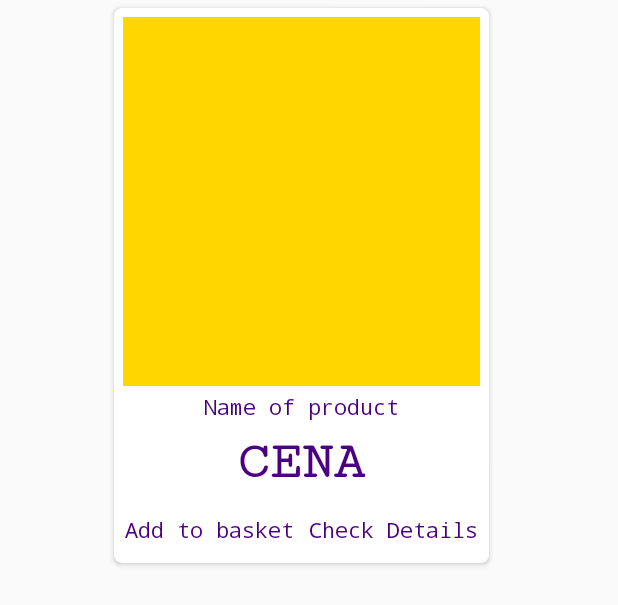
After one commit to Andrejpopof/thePlug, an Android app: the layout item_shop.xml on its own in the app's theme, with its tools: preview values and no code run, on a phone screen of 412 x 824 dp. The commit adds this screen. Shown: the top 605 px of the screen. Run offline under Robolectric (Android 15) with nearby library versions, the phone set to English and light mode, and no system bars.

Commit message:
Added CardView

```diff
--- a/app/build.gradle
+++ b/app/build.gradle
@@ -24,6 +24,8 @@ dependencies {
     implementation 'androidx.appcompat:appcompat:1.0.2'
     implementation 'androidx.constraintlayout:constraintlayout:1.1.3'
     implementation 'com.google.android.material:material:1.0.0'
+    implementation 'androidx.recyclerview:recyclerview:1.1.0'
+    implementation "androidx.cardview:cardview:1.0.0"
     testImplementation 'junit:junit:4.12'
     androidTestImplementation 'androidx.test.ext:junit:1.1.0'
     androidTestImplementation 'androidx.test.espresso:espresso-core:3.1.1'
--- a/app/src/main/java/com/example/theplug/Shop.java
+++ b/app/src/main/java/com/example/theplug/Shop.java
@@ -4,6 +4,8 @@ import androidx.appcompat.app.AppCompatActivity;
 
 import android.content.Intent;
 import android.os.Bundle;
+
+import java.util.ArrayList;
 
 public class Shop extends AppCompatActivity {
 
@@ -14,5 +16,8 @@ public class Shop extends AppCompatActivity {
         Intent intent=getIntent();
         intent.getStringExtra("kluc");
 
+        ArrayList<ItemShop> lista= new ArrayList<>();
+        lista.add(new ItemShop(R.drawable.nike_react_wmns,"8600 MKD","Nike React"));
+
     }
 }
--- /dev/null
+++ b/app/src/main/res/layout/item_shop.xml
@@ -0,0 +1,73 @@
+<?xml version="1.0" encoding="utf-8"?>
+<androidx.cardview.widget.CardView xmlns:android="http://schemas.android.com/apk/res/android"
+    android:layout_width="250dp"
+    android:layout_height="370dp"
+    xmlns:app="http://schemas.android.com/apk/res-auto"
+    android:layout_marginStart="76dp"
+    android:layout_marginTop="5dp"
+    app:cardCornerRadius="5dp">
+
+    <RelativeLayout
+        android:layout_width="match_parent"
+        android:layout_height="match_parent"
+        android:layout_margin="4dp">
+
+        <ImageView
+            android:id="@+id/img"
+            android:layout_width="match_parent"
+            android:layout_height="250dp"
+            android:padding="2dp"
+            android:src="@color/Gold"/>
+        <TextView
+            android:id="@+id/imeProdukt"
+            android:layout_width="wrap_content"
+            android:layout_height="wrap_content"
+            android:text="Name of product"
+            android:layout_below="@+id/img"
+            android:layout_marginTop="2dp"
+            android:layout_centerHorizontal="true"
+            android:textColor="@color/purple"
+            android:fontFamily="monospace"
+            />
+
+        <TextView
+            android:id="@+id/cena"
+            android:layout_width="wrap_content"
+            android:layout_height="wrap_content"
+            android:text="CENA"
+            android:textStyle="bold"
+            android:textAlignment="center"
+            android:fontFamily="serif-monospace"
+            android:textSize="35sp"
+            android:textColor="@color/purple"
+            android:layout_below="@id/imeProdukt"
+            android:layout_centerHorizontal="true"
+            android:layout_marginTop="8dp"/>
+
+        <TextView
+            android:id="@+id/addBasket"
+            android:layout_width="wrap_content"
+            android:layout_height="wrap_content"
+            android:text="Add to basket"
+            android:layout_below="@+id/cena"
+            android:layout_marginTop="15dp"
+            android:clickable="true"
+            android:textColor="@color/purple"
+            android:fontFamily="monospace"
+            android:layout_marginStart="3dp"
+            />
+
+        <TextView
+            android:layout_width="wrap_content"
+            android:layout_height="wrap_content"
+            android:text="Check Details"
+            android:layout_below="@+id/cena"
+            android:layout_alignParentRight="true"
+            android:textColor="@color/purple"
+            android:fontFamily="monospace"
+            android:layout_marginTop="15dp"
+            android:layout_marginEnd="3dp"/>
+    </RelativeLayout>
+
+
+</androidx.cardview.widget.CardView>
--- a/build.gradle
+++ b/build.gradle
@@ -18,6 +18,9 @@ allprojects {
     repositories {
         google()
         jcenter()
+        maven {
+            url "https://maven.google.com"
+        }
 
     }
 }
```
Also changed, not shown: app/src/main/java/com/example/theplug/ItemShop.java (added, +19 -0 lines), app/src/main/res/layout/activity_shop.xml (+12 -4 lines), app/src/main/res/drawable/nike_react_wmns.png (added).
